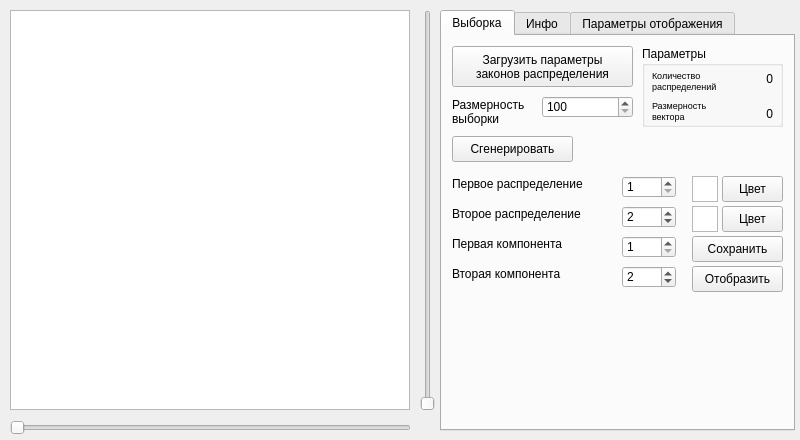
Above: mainwindow.ui from lifchicker/pattern-recognition-lab-5 before the change. Below: the same form after it.
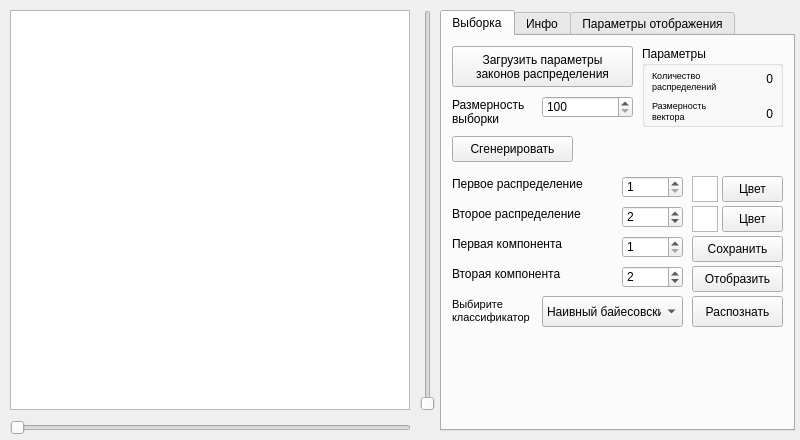
That is the form after the change.

```diff
--- a/mainwindow.ui
+++ b/mainwindow.ui
@@ -133,7 +133,7 @@
        <rect>
         <x>180</x>
         <y>200</y>
-        <width>54</width>
+        <width>61</width>
         <height>22</height>
        </rect>
       </property>
@@ -194,7 +194,7 @@
        <rect>
         <x>180</x>
         <y>230</y>
-        <width>54</width>
+        <width>61</width>
         <height>22</height>
        </rect>
       </property>
@@ -304,7 +304,7 @@
        <rect>
         <x>180</x>
         <y>140</y>
-        <width>54</width>
+        <width>61</width>
         <height>22</height>
        </rect>
       </property>
@@ -320,7 +320,7 @@
        <rect>
         <x>180</x>
         <y>170</y>
-        <width>54</width>
+        <width>61</width>
         <height>22</height>
        </rect>
       </property>
@@ -482,6 +482,52 @@
        </property>
       </widget>
      </widget>
+     <widget class="QPushButton" name="recognizeButton">
+      <property name="geometry">
+       <rect>
+        <x>250</x>
+        <y>260</y>
+        <width>91</width>
+        <height>31</height>
+       </rect>
+      </property>
+      <property name="text">
+       <string>Распознать</string>
+      </property>
+     </widget>
+     <widget class="QComboBox" name="classifierTypeComboBox">
+      <property name="geometry">
+       <rect>
+        <x>100</x>
+        <y>260</y>
+        <width>141</width>
+        <height>31</height>
+       </rect>
+      </property>
+      <item>
+       <property name="text">
+        <string>Наивный байесовский</string>
+       </property>
+      </item>
+     </widget>
+     <widget class="QLabel" name="label_19">
+      <property name="geometry">
+       <rect>
+        <x>10</x>
+        <y>260</y>
+        <width>81</width>
+        <height>31</height>
+       </rect>
+      </property>
+      <property name="text">
+       <string>&lt;!DOCTYPE HTML PUBLIC &quot;-//W3C//DTD HTML 4.0//EN&quot; &quot;http://www.w3.org/TR/REC-html40/strict.dtd&quot;&gt;
+&lt;html&gt;&lt;head&gt;&lt;meta name=&quot;qrichtext&quot; content=&quot;1&quot; /&gt;&lt;style type=&quot;text/css&quot;&gt;
+p, li { white-space: pre-wrap; }
+&lt;/style&gt;&lt;/head&gt;&lt;body style=&quot; font-family:'MS Shell Dlg 2'; font-size:8.25pt; font-weight:400; font-style:normal;&quot;&gt;
+&lt;p style=&quot; margin-top:0px; margin-bottom:0px; margin-left:0px; margin-right:0px; -qt-block-indent:0; text-indent:0px;&quot;&gt;&lt;span style=&quot; font-size:8pt;&quot;&gt;Выбирите&lt;/span&gt;&lt;/p&gt;
+&lt;p style=&quot; margin-top:0px; margin-bottom:0px; margin-left:0px; margin-right:0px; -qt-block-indent:0; text-indent:0px;&quot;&gt;&lt;span style=&quot; font-size:8pt;&quot;&gt;классификатор&lt;/span&gt;&lt;/p&gt;&lt;/body&gt;&lt;/html&gt;</string>
+      </property>
+     </widget>
     </widget>
     <widget class="QWidget" name="tab_2">
      <attribute name="title">
```
